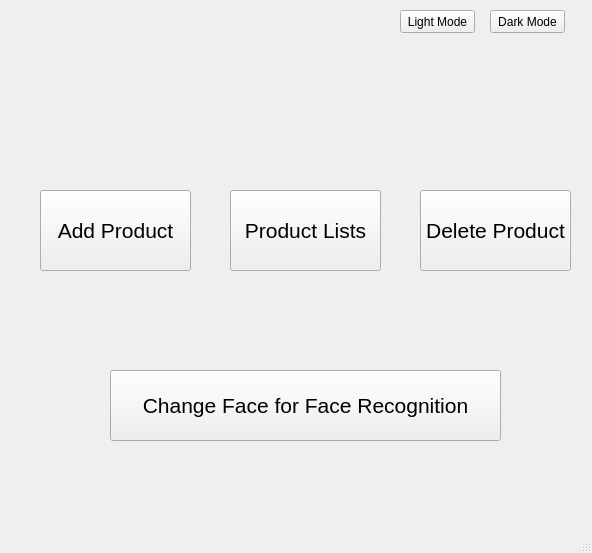
Qt form UI/Main.ui (rishav-karanjit/WatchMen-keep-track-of-your-shopping-list) before a commit.
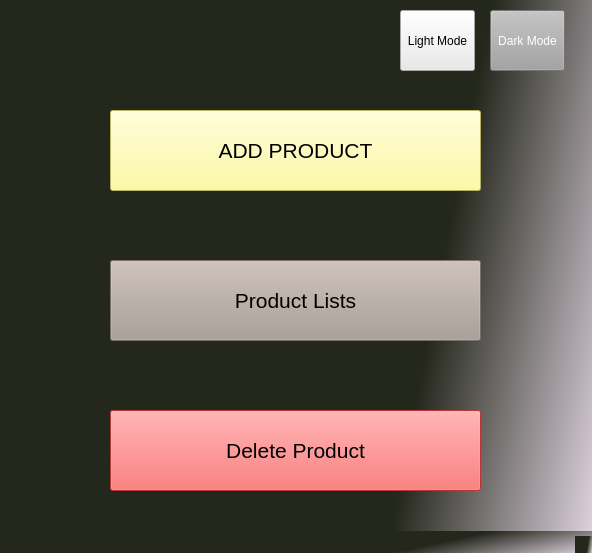
The same form after that commit.

Commit message: Added new bg color

```diff
--- a/UI/Main.ui
+++ b/UI/Main.ui
@@ -13,13 +13,18 @@
   <property name="windowTitle">
    <string>MainWindow</string>
   </property>
+  <property name="styleSheet">
+   <string notr="true">background-color: qlineargradient(spread:pad, x1:0.67, y1:0.943318, x2:1, y2:1, stop:0 rgba(36, 39, 28, 255), stop:1 rgba(221, 209, 221, 255))
+
+</string>
+  </property>
   <widget class="QWidget" name="centralwidget">
    <widget class="QPushButton" name="DeleteProduct">
     <property name="geometry">
      <rect>
-      <x>420</x>
-      <y>190</y>
-      <width>151</width>
+      <x>110</x>
+      <y>410</y>
+      <width>371</width>
       <height>81</height>
      </rect>
     </property>
@@ -28,6 +33,21 @@
       <pointsize>16</pointsize>
      </font>
     </property>
+    <property name="autoFillBackground">
+     <bool>false</bool>
+    </property>
+    <property name="styleSheet">
+     <string notr="true">QPushButton:!hover
+{
+	background-color: rgb(255, 74, 74);
+}
+
+QPushButton:hover
+{
+background-color: rgb(255, 10, 10)
+}
+</string>
+    </property>
     <property name="text">
      <string>Delete Product</string>
     </property>
@@ -35,9 +55,9 @@
    <widget class="QPushButton" name="AddProduct">
     <property name="geometry">
      <rect>
-      <x>40</x>
-      <y>190</y>
-      <width>151</width>
+      <x>110</x>
+      <y>110</y>
+      <width>371</width>
       <height>81</height>
      </rect>
     </property>
@@ -46,8 +66,23 @@
       <pointsize>16</pointsize>
      </font>
     </property>
+    <property name="autoFillBackground">
+     <bool>false</bool>
+    </property>
+    <property name="styleSheet">
+     <string notr="true">QPushButton:!hover
+{
+	background-color: rgb(255, 253, 138);
+}
+
+QPushButton:hover
+{
+background-color: rgb(255, 251, 0);
+}
+</string>
+    </property>
     <property name="text">
-     <string>Add Product</string>
+     <string>ADD PRODUCT</string>
     </property>
    </widget>
    <widget class="QPushButton" name="pushButton_4">
@@ -56,9 +91,24 @@
       <x>490</x>
       <y>10</y>
       <width>75</width>
-      <height>23</height>
+      <height>61</height>
      </rect>
     </property>
+    <property name="autoFillBackground">
+     <bool>false</bool>
+    </property>
+    <property name="styleSheet">
+     <string notr="true">QPushButton:!hover
+{
+	background-color:rgb(163, 163, 163);
+	color:white;
+}
+
+QPushButton:hover
+{
+	background-color: rgb(0, 0, 0)
+}</string>
+    </property>
     <property name="text">
      <string>Dark Mode</string>
     </property>
@@ -69,9 +119,21 @@
       <x>400</x>
       <y>10</y>
       <width>75</width>
-      <height>23</height>
+      <height>61</height>
      </rect>
     </property>
+    <property name="styleSheet">
+     <string notr="true">QPushButton:!hover
+{
+background-color: rgb(234, 234, 234);
+font: 75 10pt &quot;MS Shell Dlg 2&quot;;
+}
+
+QPushButton:hover
+{
+	background-color: rgb(255, 255, 255);
+}</string>
+    </property>
     <property name="text">
      <string>Light Mode</string>
     </property>
@@ -79,9 +141,9 @@
    <widget class="QPushButton" name="ProductLists">
     <property name="geometry">
      <rect>
-      <x>230</x>
-      <y>190</y>
-      <width>151</width>
+      <x>110</x>
+      <y>260</y>
+      <width>371</width>
       <height>81</height>
      </rect>
     </property>
@@ -90,28 +152,25 @@
       <pointsize>16</pointsize>
      </font>
     </property>
+    <property name="autoFillBackground">
+     <bool>false</bool>
+    </property>
+    <property name="styleSheet">
+     <string notr="true">QPushButton:!hover
+{
+	background-color: rgb(168, 156, 148);
+}
+
+QPushButton:hover
+{
+background-color: rgb(237, 224, 216)
+}
+</string>
+    </property>
     <property name="text">
      <string>Product Lists</string>
     </property>
    </widget>
-   <widget class="QPushButton" name="ChangeFace">
-    <property name="geometry">
-     <rect>
-      <x>110</x>
-      <y>370</y>
-      <width>391</width>
-      <height>71</height>
-     </rect>
-    </property>
-    <property name="font">
-     <font>
-      <pointsize>16</pointsize>
-     </font>
-    </property>
-    <property name="text">
-     <string>Change Face for Face Recognition</string>
-    </property>
-   </widget>
   </widget>
   <widget class="QStatusBar" name="statusbar"/>
  </widget>
```
Left out of the diff: 6 changed lines with no effect on the pictures. The commit also changes 11 other files.
